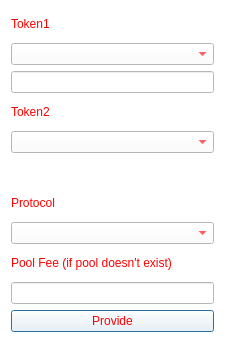
This is ProvideDialog.ui in Liquidity-protocol-CSE201-Project/Project as Qt 5 draws it before an edit. The edited form follows.
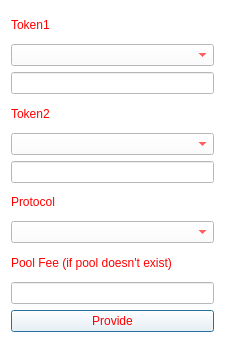
This is the edited form.

Commit message: made progress on the provide functionality

```diff
--- a/ProvideDialog.ui
+++ b/ProvideDialog.ui
@@ -45,11 +45,7 @@
     <widget class="QComboBox" name="comboBox_2"/>
    </item>
    <item>
-    <widget class="QLabel" name="label_5">
-     <property name="text">
-      <string/>
-     </property>
-    </widget>
+    <widget class="QLineEdit" name="lineEdit_2"/>
    </item>
    <item>
     <widget class="QLabel" name="label_3">
@@ -69,7 +65,7 @@
     </widget>
    </item>
    <item>
-    <widget class="QLineEdit" name="lineEdit_2"/>
+    <widget class="QLineEdit" name="lineEdit_3"/>
    </item>
    <item>
     <widget class="QPushButton" name="pushButton">
```
The commit also changes 5 other files.
